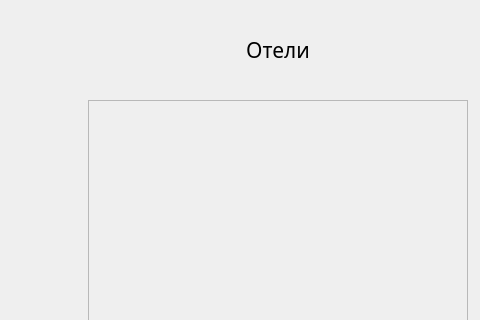
Before: the Qt Designer form Robot/design/ui/user/destination_info/destinations_info_list.ui in NikshetSteh/TransportationEngineers, drawn with Qt 5; both pictures show x 0 to 480 and y 0 to 320 of the 1024 by 600 pixel window.
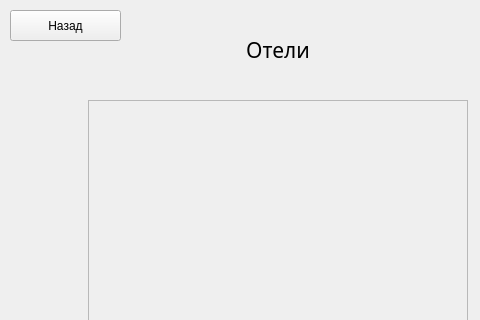
After: the same form once the commit is applied.

What changed in the file:
```diff
--- a/Robot/design/ui/user/destination_info/destinations_info_list.ui
+++ b/Robot/design/ui/user/destination_info/destinations_info_list.ui
@@ -105,6 +105,19 @@
      <set>Qt::AlignmentFlag::AlignCenter</set>
     </property>
    </widget>
+   <widget class="QPushButton" name="pushButton">
+    <property name="geometry">
+     <rect>
+      <x>10</x>
+      <y>10</y>
+      <width>111</width>
+      <height>31</height>
+     </rect>
+    </property>
+    <property name="text">
+     <string>Назад</string>
+    </property>
+   </widget>
   </widget>
  </widget>
  <resources/>
```
